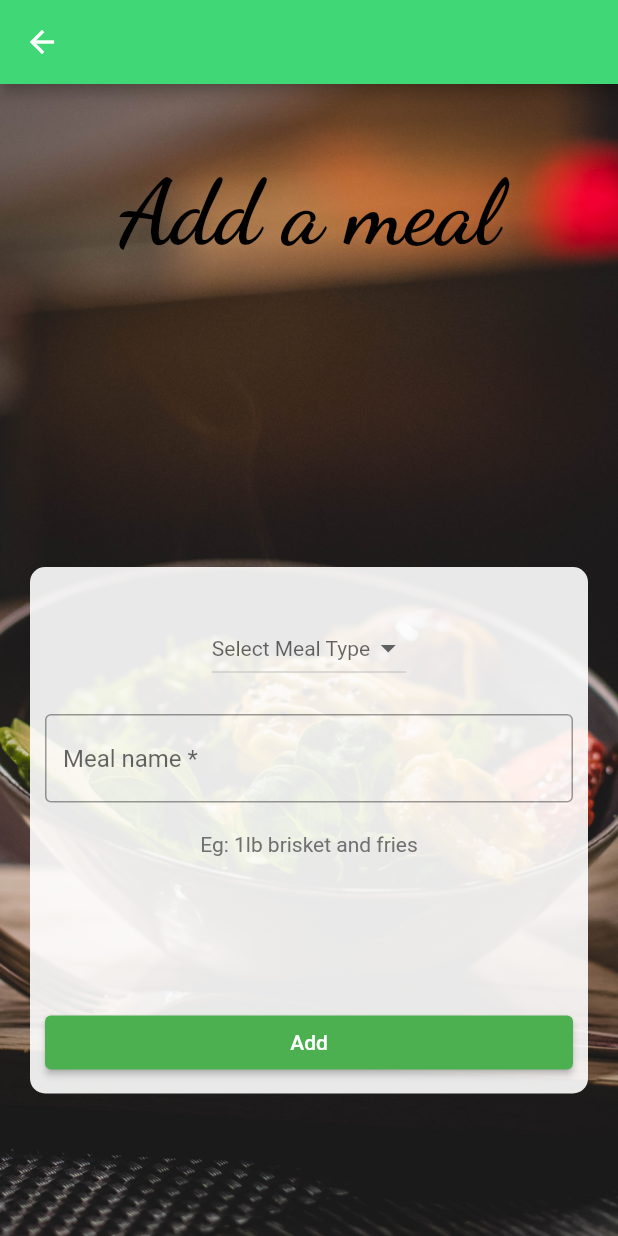
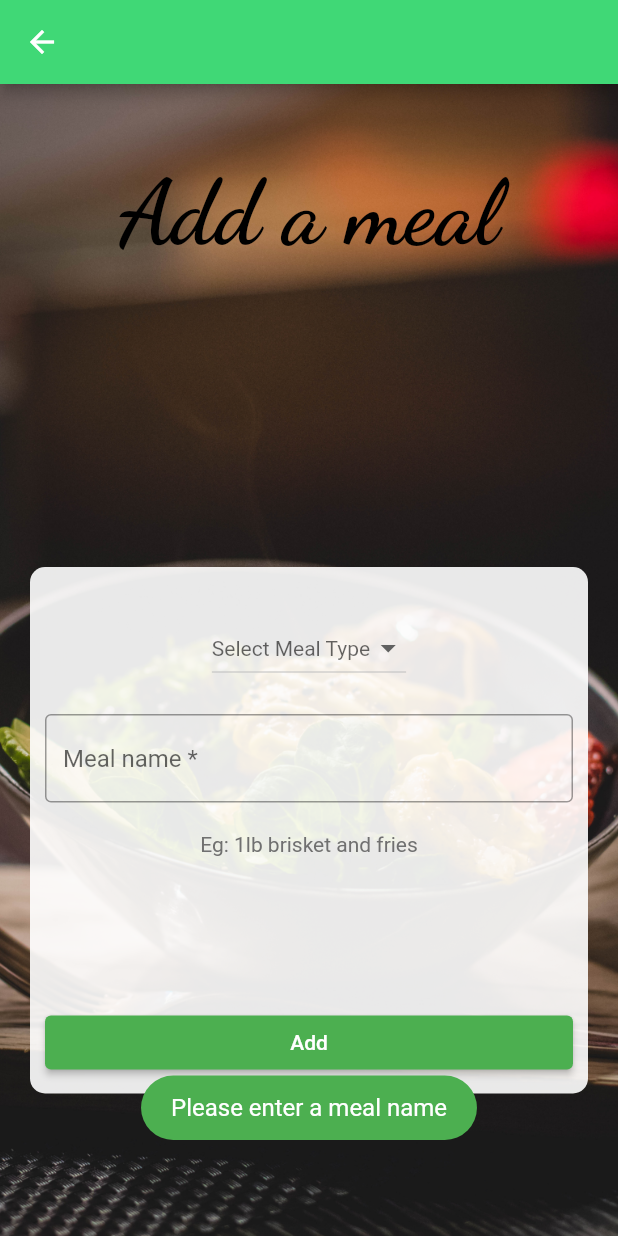
Before and after one commit to IT20131456/FitnessMate, a Flutter app: the MealLogAdder screen opened directly, after a tap on "Add", on a phone screen of 412 x 824 dp. Run offline on Flutter 3.47's test engine with Material 2 defaults, Android fonts, the phone set to English and light mode, and no system bars; our stand-ins replace audioplayers, cloud_firestore, date_time_picker, firebase_auth, firebase_core, flutter_dotenv and 6 more; missing offline and left inert: dart:ffi; accounts and stored records are empty.

Commit message:
bug fix in meal adder

```diff
--- a/lib/screens/meal_logger/meal_log_adder.dart
+++ b/lib/screens/meal_logger/meal_log_adder.dart
@@ -47,6 +47,7 @@ class _MealLogAdderState extends State<MealLogAdder> {
               fit: BoxFit.cover,
             ),
           ),
+          child: SingleChildScrollView(
             child: Column(
               children: [
                 Container(
@@ -123,7 +124,8 @@ class _MealLogAdderState extends State<MealLogAdder> {
                           Container(
                             margin: const EdgeInsets.only(top: 100),
                             padding: EdgeInsets.only(
-                              bottom: MediaQuery.of(context).viewInsets.bottom),
+                                bottom:
+                                    MediaQuery.of(context).viewInsets.bottom),
                             width: double.infinity,
                             child: ElevatedButton(
                               onPressed: () {
@@ -132,7 +134,6 @@ class _MealLogAdderState extends State<MealLogAdder> {
                                   date: DateTime.now(),
                                   name: _nameController.text,
                                 ));
-                              _nameController.clear();
                               },
                               child: const Text('Add'),
                             ),
@@ -144,6 +145,7 @@ class _MealLogAdderState extends State<MealLogAdder> {
                 ),
               ],
             ),
+          ),
         ));
   }
 
@@ -152,22 +154,15 @@ class _MealLogAdderState extends State<MealLogAdder> {
     log('add meal log.... ');
     log('mealLog: $mealLog');
 
-    if (mealLog.name == '') {
-      setState(() {
-        _errorMessage = 'meal name is not given';
-        AlertDialog(
-          title: const Text('Error'),
-          content: const Text('Please enter a meal name'),
-          actions: [
-            TextButton(
-              onPressed: () {
-                Navigator.of(context).pop();
-              },
-              child: const Text('OK'),
-            ),
-          ],
-        );
-      });
+    if (mealLog.name.isEmpty) {
+      Fluttertoast.showToast(
+          msg: 'Please enter a meal name',
+          toastLength: Toast.LENGTH_SHORT,
+          gravity: ToastGravity.BOTTOM,
+          timeInSecForIosWeb: 1,
+          backgroundColor: Colors.green,
+          textColor: Colors.white,
+          fontSize: 16.0);
       return;
     }
 
--- a/lib/screens/meal_logger/meal_log_list.dart
+++ b/lib/screens/meal_logger/meal_log_list.dart
@@ -357,7 +357,7 @@ class _MealLogsState extends State<MealLogs> {
                       toastLength: Toast.LENGTH_SHORT,
                       gravity: ToastGravity.BOTTOM,
                       timeInSecForIosWeb: 1,
-                      backgroundColor: Colors.red,
+                      backgroundColor: Colors.green,
                       textColor: Colors.white,
                       fontSize: 16.0);
                   _getMealList();
```
Lines whose indentation alone changed are shown as unchanged.
